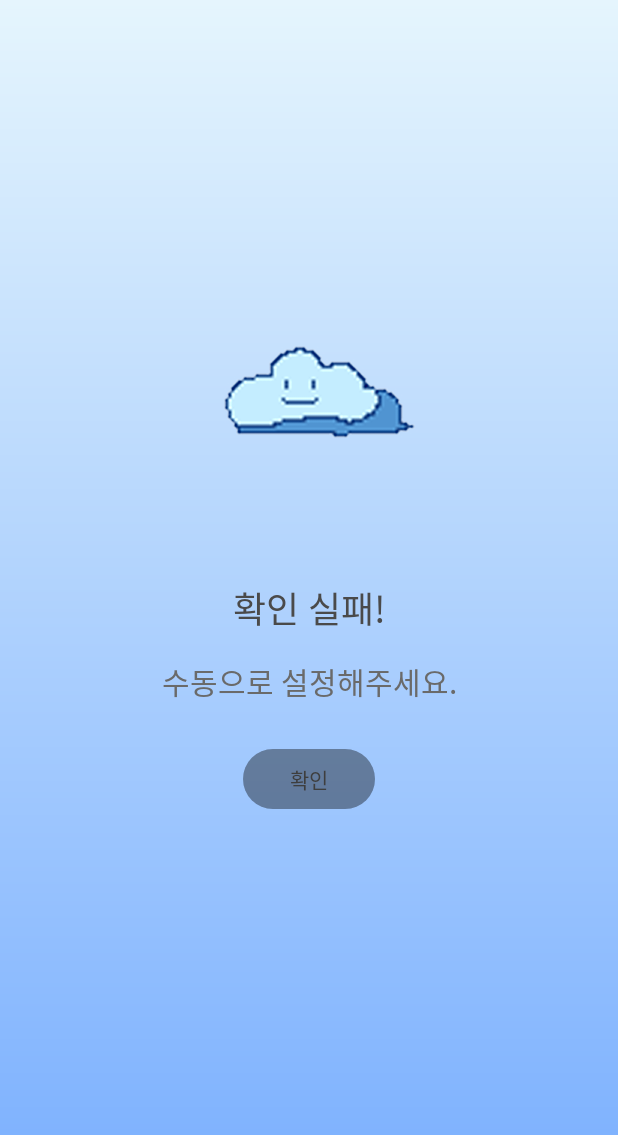
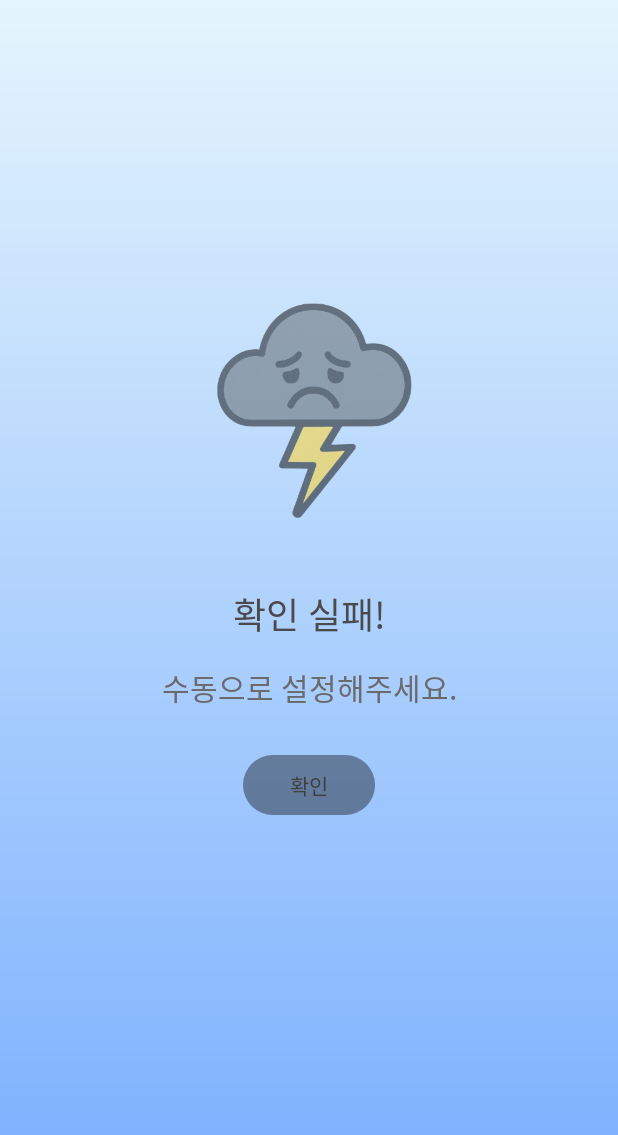
Before and after one commit to gayoung135/DailyWeather, an Android app: the LocationFailFragment screen opened through its navigation route, on a phone screen of 412 x 824 dp. Shown: the top 1135 px of the screen. Run offline under Robolectric (Android 15) with nearby library versions, the phone set to English and light mode, and no system bars.

Commit message:
위치잡기 실패 디자인

```diff
--- a/app/src/main/res/layout/fragment_location_fail.xml
+++ b/app/src/main/res/layout/fragment_location_fail.xml
@@ -9,9 +9,10 @@
 
     <ImageView
         android:id="@+id/imgCloudFail"
-        android:layout_width="300dp"
-        android:layout_height="200dp"
-        android:src="@drawable/logo"
+        android:layout_width="339dp"
+        android:layout_height="205dp"
+        android:alpha="0.6"
+        android:src="@drawable/fail_location"
         app:layout_constraintBottom_toBottomOf="parent"
         app:layout_constraintEnd_toEndOf="parent"
         app:layout_constraintHorizontal_bias="0.572"
```
